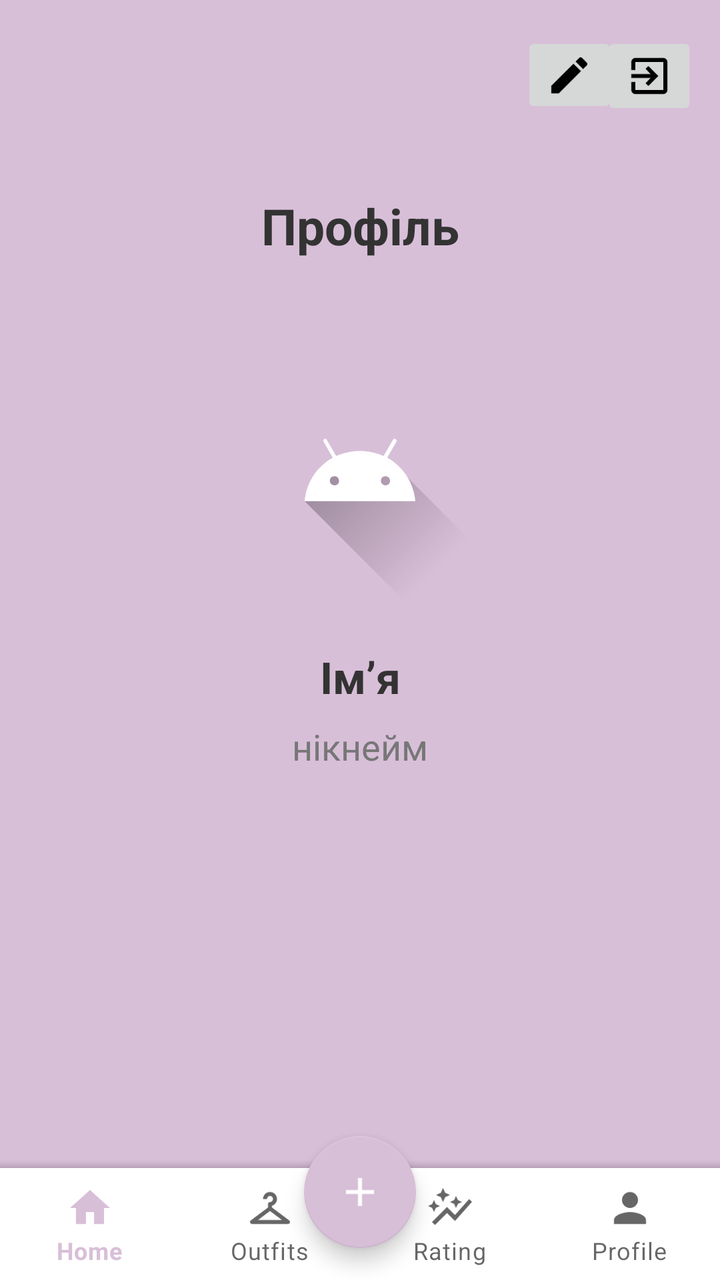
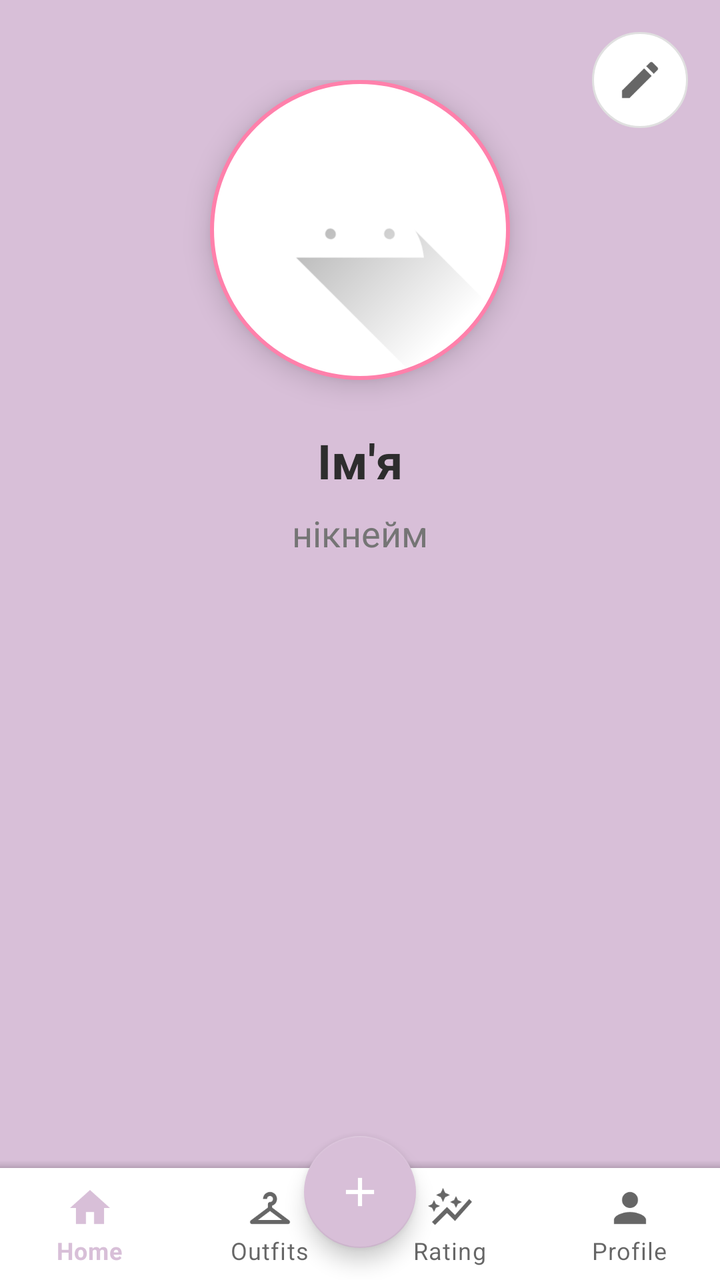

Screens rendered from an Android XML layout before and after an edit, with the pre-edit source and the edit as a unified diff.
<!-- AndroidManifest.xml: application theme Theme.CreateWardrobe -->
<!-- res/layout/activity_profile.xml -->
<?xml version="1.0" encoding="utf-8"?>
<androidx.constraintlayout.widget.ConstraintLayout
    xmlns:android="http://schemas.android.com/apk/res/android"
    xmlns:app="http://schemas.android.com/apk/res-auto"
    xmlns:tools="http://schemas.android.com/tools"
    android:id="@+id/main"
    android:layout_width="match_parent"
    android:layout_height="match_parent"
    android:background="@color/pink"
    tools:context=".Profile">

    <TextView
        android:id="@+id/textView2"
        android:layout_width="wrap_content"
        android:layout_height="wrap_content"
        android:layout_marginTop="96dp"
        android:text="Профіль"
        android:textColor="#333333"
        android:textSize="25sp"
        android:textStyle="bold"
        app:layout_constraintTop_toTopOf="parent"
        app:layout_constraintStart_toStartOf="parent"
        app:layout_constraintEnd_toEndOf="parent" />

    <ImageView
        android:id="@+id/imageProfile"
        android:layout_width="130dp"
        android:layout_height="130dp"
        android:layout_marginTop="44dp"
        android:clipToOutline="true"
        android:contentDescription="Фото профілю"
        android:outlineProvider="background"
        android:scaleType="centerCrop"
        android:src="@drawable/ic_launcher_foreground"
        app:layout_constraintTop_toBottomOf="@id/textView2"
        app:layout_constraintStart_toStartOf="parent"
        app:layout_constraintEnd_toEndOf="parent" />

    <TextView
        android:id="@+id/textName"
        android:layout_width="wrap_content"
        android:layout_height="wrap_content"
        android:text="Ім’я"
        android:textColor="#333333"
        android:textSize="22sp"
        android:textStyle="bold"
        android:layout_marginTop="20dp"
        app:layout_constraintTop_toBottomOf="@id/imageProfile"
        app:layout_constraintStart_toStartOf="parent"
        app:layout_constraintEnd_toEndOf="parent" />

    <TextView
        android:id="@+id/textNickname"
        android:layout_width="wrap_content"
        android:layout_height="wrap_content"
        android:text="нікнейм"
        android:textColor="#777777"
        android:textSize="18sp"
        android:layout_marginTop="8dp"
        app:layout_constraintTop_toBottomOf="@id/textName"
        app:layout_constraintStart_toStartOf="parent"
        app:layout_constraintEnd_toEndOf="parent" />

    <ImageButton
        android:id="@+id/imageButton"
        android:layout_width="48dp"
        android:layout_height="43dp"
        android:layout_marginTop="16dp"
        app:layout_constraintTop_toTopOf="parent"
        app:layout_constraintStart_toStartOf="parent"
        app:layout_constraintEnd_toEndOf="parent"
        app:layout_constraintHorizontal_bias="0.835"
        app:srcCompat="@drawable/baseline_edit_24"
        tools:ignore="TouchTargetSizeCheck,SpeakableTextPresentCheck" />

    <ImageButton
        android:id="@+id/imageButton2"
        android:layout_width="wrap_content"
        android:layout_height="wrap_content"
        android:layout_marginTop="16dp"
        app:layout_constraintTop_toTopOf="parent"
        app:layout_constraintStart_toStartOf="parent"
        app:layout_constraintEnd_toEndOf="parent"
        app:layout_constraintHorizontal_bias="0.964"
        app:srcCompat="@drawable/baseline_exit_to_app_24"
        tools:ignore="TouchTargetSizeCheck,SpeakableTextPresentCheck" />

    <com.google.android.material.floatingactionbutton.FloatingActionButton
        android:id="@+id/fab"
        android:layout_width="wrap_content"
        android:layout_height="wrap_content"
        android:layout_margin="16dp"
        android:clickable="true"
        android:focusable="true"
        app:backgroundTint="@color/pink"
        app:layout_behavior="com.google.android.material.behavior.HideBottomViewOnScrollBehavior"
        app:layout_constraintBottom_toBottomOf="parent"
        app:layout_constraintEnd_toEndOf="parent"
        app:layout_constraintStart_toStartOf="parent"
        app:srcCompat="@drawable/baseline_add_24"
        app:tint="@color/white"
        tools:ignore="SpeakableTextPresentCheck" />

    <com.google.android.material.bottomappbar.BottomAppBar
        android:id="@+id/bottom_app_bar"
        android:layout_width="match_parent"
        android:layout_height="wrap_content"
        android:background="@color/white"
        app:contentInsetStart="0dp"
        app:contentInsetEnd="0dp"
        app:fabCradleMargin="10dp"
        app:fabCradleRoundedCornerRadius="50dp"
        app:layout_constraintBottom_toBottomOf="parent"
        app:layout_constraintStart_toStartOf="parent"
        app:layout_constraintEnd_toEndOf="parent"
        tools:ignore="BottomAppBar">

        <com.google.android.material.bottomnavigation.BottomNavigationView
            android:id="@+id/bottom_navigation"
            android:layout_width="match_parent"
            android:layout_height="wrap_content"
            android:background="@android:color/white"
            app:itemRippleColor="@android:color/transparent"
            app:labelVisibilityMode="labeled"
            app:menu="@menu/bottom_menu" />
    </com.google.android.material.bottomappbar.BottomAppBar>

</androidx.constraintlayout.widget.ConstraintLayout>
<!-- resources referenced by this layout -->
<resources>
  <color name="pink">#D8BFD8</color>
  <color name="white">#FFFFFFFF</color>
  <!-- drawable baseline_add_24 (drawable) -->
  <vector xmlns:android="http://schemas.android.com/apk/res/android" android:height="24dp" android:tint="#000000" android:viewportHeight="24" android:viewportWidth="24" android:width="24dp">
        
      <path android:fillColor="@android:color/white" android:pathData="M19,13h-6v6h-2v-6H5v-2h6V5h2v6h6v2z"/>
      
  </vector>
  <!-- drawable baseline_edit_24 (drawable) -->
  <vector xmlns:android="http://schemas.android.com/apk/res/android" android:height="24dp" android:tint="#000000" android:viewportHeight="24" android:viewportWidth="24" android:width="24dp">
        
      <path android:fillColor="@android:color/white" android:pathData="M3,17.25V21h3.75L17.81,9.94l-3.75,-3.75L3,17.25zM20.71,7.04c0.39,-0.39 0.39,-1.02 0,-1.41l-2.34,-2.34c-0.39,-0.39 -1.02,-0.39 -1.41,0l-1.83,1.83 3.75,3.75 1.83,-1.83z"/>
      
  </vector>
  <!-- drawable baseline_exit_to_app_24 (drawable) -->
  <vector xmlns:android="http://schemas.android.com/apk/res/android" android:autoMirrored="true" android:height="24dp" android:tint="#000000" android:viewportHeight="24" android:viewportWidth="24" android:width="24dp">
        
      <path android:fillColor="@android:color/white" android:pathData="M10.09,15.59L11.5,17l5,-5 -5,-5 -1.41,1.41L12.67,11H3v2h9.67l-2.58,2.59zM19,3H5c-1.11,0 -2,0.9 -2,2v4h2V5h14v14H5v-4H3v4c0,1.1 0.89,2 2,2h14c1.1,0 2,-0.9 2,-2V5c0,-1.1 -0.9,-2 -2,-2z"/>
      
  </vector>
  <!-- drawable ic_launcher_foreground (drawable) -->
  <vector xmlns:android="http://schemas.android.com/apk/res/android"
      xmlns:aapt="http://schemas.android.com/aapt"
      android:width="108dp"
      android:height="108dp"
      android:viewportWidth="108"
      android:viewportHeight="108">
      <path android:pathData="M31,63.928c0,0 6.4,-11 12.1,-13.1c7.2,-2.6 26,-1.4 26,-1.4l38.1,38.1L107,108.928l-32,-1L31,63.928z">
          <aapt:attr name="android:fillColor">
              <gradient
                  android:endX="85.84757"
                  android:endY="92.4963"
                  android:startX="42.9492"
                  android:startY="49.59793"
                  android:type="linear">
                  <item
                      android:color="#44000000"
                      android:offset="0.0" />
                  <item
                      android:color="#00000000"
                      android:offset="1.0" />
              </gradient>
          </aapt:attr>
      </path>
      <path
          android:fillColor="#FFFFFF"
          android:fillType="nonZero"
          android:pathData="M65.3,45.828l3.8,-6.6c0.2,-0.4 0.1,-0.9 -0.3,-1.1c-0.4,-0.2 -0.9,-0.1 -1.1,0.3l-3.9,6.7c-6.3,-2.8 -13.4,-2.8 -19.7,0l-3.9,-6.7c-0.2,-0.4 -0.7,-0.5 -1.1,-0.3C38.8,38.328 38.7,38.828 38.9,39.228l3.8,6.6C36.2,49.428 31.7,56.028 31,63.928h46C76.3,56.028 71.8,49.428 65.3,45.828zM43.4,57.328c-0.8,0 -1.5,-0.5 -1.8,-1.2c-0.3,-0.7 -0.1,-1.5 0.4,-2.1c0.5,-0.5 1.4,-0.7 2.1,-0.4c0.7,0.3 1.2,1 1.2,1.8C45.3,56.528 44.5,57.328 43.4,57.328L43.4,57.328zM64.6,57.328c-0.8,0 -1.5,-0.5 -1.8,-1.2s-0.1,-1.5 0.4,-2.1c0.5,-0.5 1.4,-0.7 2.1,-0.4c0.7,0.3 1.2,1 1.2,1.8C66.5,56.528 65.6,57.328 64.6,57.328L64.6,57.328z"
          android:strokeWidth="1"
          android:strokeColor="#00000000" />
  </vector>
  <style name="Theme.CreateWardrobe" parent="Base.Theme.CreateWardrobe" />
  <style name="Base.Theme.CreateWardrobe" parent="Theme.MaterialComponents.DayNight.NoActionBar">
          <item name="colorPrimary">@color/pink</item>
          <item name="colorPrimaryVariant">@color/pink</item>
          <item name="colorOnPrimary">@android:color/white</item>
      </style>
</resources>

<!-- the commit's change to res/layout/activity_profile.xml (unified diff, before → after) -->
@@ -9,81 +9,81 @@
     android:background="@color/pink"
     tools:context=".Profile">
 
-    <TextView
-        android:id="@+id/textView2"
-        android:layout_width="wrap_content"
+    <LinearLayout
+        android:layout_width="match_parent"
         android:layout_height="wrap_content"
-        android:layout_marginTop="96dp"
-        android:text="Профіль"
-        android:textColor="#333333"
-        android:textSize="25sp"
-        android:textStyle="bold"
+        android:orientation="vertical"
+        android:paddingTop="40dp"
         app:layout_constraintTop_toTopOf="parent"
         app:layout_constraintStart_toStartOf="parent"
-        app:layout_constraintEnd_toEndOf="parent" />
+        app:layout_constraintEnd_toEndOf="parent">
 
-    <ImageView
-        android:id="@+id/imageProfile"
-        android:layout_width="130dp"
-        android:layout_height="130dp"
-        android:layout_marginTop="44dp"
-        android:clipToOutline="true"
-        android:contentDescription="Фото профілю"
-        android:outlineProvider="background"
-        android:scaleType="centerCrop"
-        android:src="@drawable/ic_launcher_foreground"
-        app:layout_constraintTop_toBottomOf="@id/textView2"
-        app:layout_constraintStart_toStartOf="parent"
-        app:layout_constraintEnd_toEndOf="parent" />
+        <ImageView
+            android:id="@+id/imageProfile"
+            android:layout_width="150dp"
+            android:layout_height="150dp"
+            android:layout_gravity="center"
+            android:contentDescription="Фото профілю"
+            android:elevation="8dp"
+            android:scaleType="centerCrop"
+            android:background="@drawable/circle_background"
+            android:src="@drawable/ic_launcher_foreground"/>
 
-    <TextView
-        android:id="@+id/textName"
-        android:layout_width="wrap_content"
-        android:layout_height="wrap_content"
-        android:text="Ім’я"
-        android:textColor="#333333"
-        android:textSize="22sp"
-        android:textStyle="bold"
-        android:layout_marginTop="20dp"
-        app:layout_constraintTop_toBottomOf="@id/imageProfile"
-        app:layout_constraintStart_toStartOf="parent"
-        app:layout_constraintEnd_toEndOf="parent" />
+        <TextView
+            android:id="@+id/textName"
+            android:layout_width="wrap_content"
+            android:layout_height="wrap_content"
+            android:layout_gravity="center"
+            android:layout_marginTop="24dp"
+            android:text="Ім'я"
+            android:textColor="#2D2D2D"
+            android:textSize="24sp"
+            android:textStyle="bold"/>
 
-    <TextView
-        android:id="@+id/textNickname"
-        android:layout_width="wrap_content"
-        android:layout_height="wrap_content"
-        android:text="нікнейм"
-        android:textColor="#777777"
-        android:textSize="18sp"
-        android:layout_marginTop="8dp"
-        app:layout_constraintTop_toBottomOf="@id/textName"
-        app:layout_constraintStart_toStartOf="parent"
-        app:layout_constraintEnd_toEndOf="parent" />
+        <EditText
+            android:id="@+id/editName"
+            android:layout_width="match_parent"
+            android:layout_height="wrap_content"
+            android:layout_marginTop="24dp"
+            android:hint="Ім'я"
+            android:visibility="gone"
+            android:layout_marginStart="32dp"
+            android:layout_marginEnd="32dp"
+            android:textAlignment="center"/>
+
+        <TextView
+            android:id="@+id/textNickname"
+            android:layout_width="wrap_content"
+            android:layout_height="wrap_content"
+            android:layout_gravity="center"
+            android:layout_marginTop="8dp"
+            android:text="нікнейм"
+            android:textColor="#757575"
+            android:textSize="18sp"/>
+
+        <EditText
+            android:id="@+id/editNickname"
+            android:layout_width="match_parent"
+            android:layout_height="wrap_content"
+            android:layout_marginTop="8dp"
+            android:hint="Нікнейм"
+            android:visibility="gone"
+            android:layout_marginStart="32dp"
+            android:layout_marginEnd="32dp"
+            android:textAlignment="center"/>
+    </LinearLayout>
 
     <ImageButton
-        android:id="@+id/imageButton"
+        android:id="@+id/editButton"
         android:layout_width="48dp"
-        android:layout_height="43dp"
+        android:layout_height="48dp"
         android:layout_marginTop="16dp"
-        app:layout_constraintTop_toTopOf="parent"
-        app:layout_constraintStart_toStartOf="parent"
+        android:layout_marginEnd="16dp"
+        android:background="@drawable/round_button"
+        android:src="@drawable/ic_edit"
+        android:contentDescription="Редагувати профіль"
         app:layout_constraintEnd_toEndOf="parent"
-        app:layout_constraintHorizontal_bias="0.835"
-        app:srcCompat="@drawable/baseline_edit_24"
-        tools:ignore="TouchTargetSizeCheck,SpeakableTextPresentCheck" />
-
-    <ImageButton
-        android:id="@+id/imageButton2"
-        android:layout_width="wrap_content"
-        android:layout_height="wrap_content"
-        android:layout_marginTop="16dp"
-        app:layout_constraintTop_toTopOf="parent"
-        app:layout_constraintStart_toStartOf="parent"
-        app:layout_constraintEnd_toEndOf="parent"
-        app:layout_constraintHorizontal_bias="0.964"
-        app:srcCompat="@drawable/baseline_exit_to_app_24"
-        tools:ignore="TouchTargetSizeCheck,SpeakableTextPresentCheck" />
+        app:layout_constraintTop_toTopOf="parent"/>
 
     <com.google.android.material.floatingactionbutton.FloatingActionButton
         android:id="@+id/fab"
@@ -123,6 +123,7 @@
             app:itemRippleColor="@android:color/transparent"
             app:labelVisibilityMode="labeled"
             app:menu="@menu/bottom_menu" />
+
     </com.google.android.material.bottomappbar.BottomAppBar>
-
+    
 </androidx.constraintlayout.widget.ConstraintLayout>
<!-- resource entries referenced after the edit -->
@@ -8,17 +8,30 @@
       <path android:fillColor="@android:color/white" android:pathData="M19,13h-6v6h-2v-6H5v-2h6V5h2v6h6v2z"/>
       
   </vector>
-  <!-- drawable baseline_edit_24 (drawable) -->
-  <vector xmlns:android="http://schemas.android.com/apk/res/android" android:height="24dp" android:tint="#000000" android:viewportHeight="24" android:viewportWidth="24" android:width="24dp">
-        
-      <path android:fillColor="@android:color/white" android:pathData="M3,17.25V21h3.75L17.81,9.94l-3.75,-3.75L3,17.25zM20.71,7.04c0.39,-0.39 0.39,-1.02 0,-1.41l-2.34,-2.34c-0.39,-0.39 -1.02,-0.39 -1.41,0l-1.83,1.83 3.75,3.75 1.83,-1.83z"/>
-      
-  </vector>
-  <!-- drawable baseline_exit_to_app_24 (drawable) -->
-  <vector xmlns:android="http://schemas.android.com/apk/res/android" android:autoMirrored="true" android:height="24dp" android:tint="#000000" android:viewportHeight="24" android:viewportWidth="24" android:width="24dp">
-        
-      <path android:fillColor="@android:color/white" android:pathData="M10.09,15.59L11.5,17l5,-5 -5,-5 -1.41,1.41L12.67,11H3v2h9.67l-2.58,2.59zM19,3H5c-1.11,0 -2,0.9 -2,2v4h2V5h14v14H5v-4H3v4c0,1.1 0.89,2 2,2h14c1.1,0 2,-0.9 2,-2V5c0,-1.1 -0.9,-2 -2,-2z"/>
-      
+  <!-- drawable circle_background (drawable) -->
+  <?xml version="1.0" encoding="utf-8"?>
+  <shape xmlns:android="http://schemas.android.com/apk/res/android"
+      android:shape="oval">
+  
+      <solid android:color="@android:color/white"/>
+      <stroke
+          android:width="2dp"
+          android:color="#FF80AB"/>
+      <size
+          android:width="150dp"
+          android:height="150dp"/>
+  </shape>
+  <!-- drawable ic_edit (drawable) -->
+  <?xml version="1.0" encoding="utf-8"?>
+  <vector xmlns:android="http://schemas.android.com/apk/res/android"
+      android:width="24dp"
+      android:height="24dp"
+      android:viewportWidth="24"
+      android:viewportHeight="24">
+  
+      <path
+          android:fillColor="#FF666666"
+          android:pathData="M3,17.25V21h3.75L17.81,9.94l-3.75,-3.75L3,17.25zM20.71,7.04c0.39,-0.39 0.39,-1.02 0,-1.41l-2.34,-2.34c-0.39,-0.39 -1.02,-0.39 -1.41,0l-1.83,1.83 3.75,3.75 1.83,-1.83z"/>
   </vector>
   <!-- drawable ic_launcher_foreground (drawable) -->
   <vector xmlns:android="http://schemas.android.com/apk/res/android"
@@ -51,6 +64,22 @@
           android:strokeWidth="1"
           android:strokeColor="#00000000" />
   </vector>
+  <!-- drawable round_button (drawable) -->
+  <?xml version="1.0" encoding="utf-8"?>
+  <shape xmlns:android="http://schemas.android.com/apk/res/android"
+      android:shape="rectangle">
+  
+      <corners android:radius="24dp"/>
+      <solid android:color="@android:color/white"/>
+      <stroke
+          android:width="1dp"
+          android:color="#E0E0E0"/>
+      <padding
+          android:left="8dp"
+          android:top="8dp"
+          android:right="8dp"
+          android:bottom="8dp"/>
+  </shape>
   <style name="Theme.CreateWardrobe" parent="Base.Theme.CreateWardrobe" />
   <style name="Base.Theme.CreateWardrobe" parent="Theme.MaterialComponents.DayNight.NoActionBar">
           <item name="colorPrimary">@color/pink</item>
